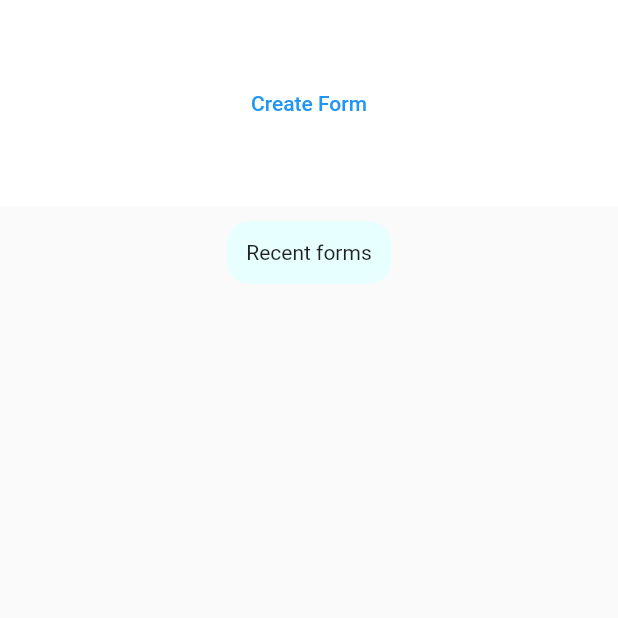
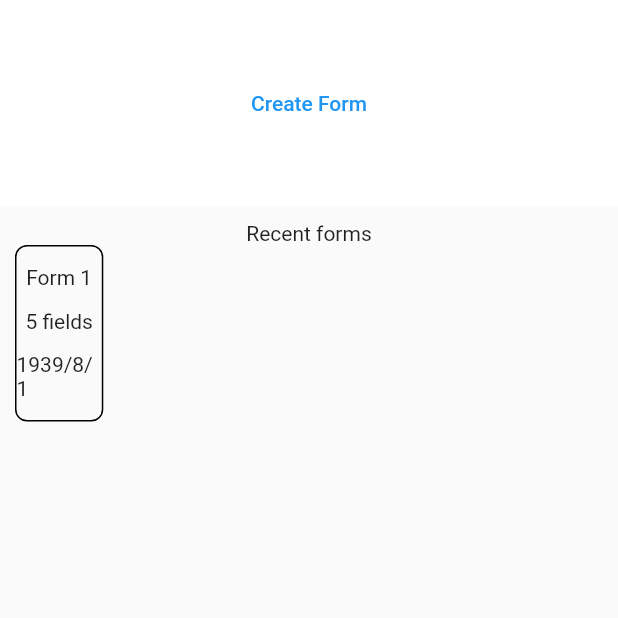
Before and after one commit to SamoProgrammer/OhMyForm, a Flutter app: the screen it shows after launch, on a phone screen of 412 x 824 dp, the top half of it. Run offline on Flutter 3.47's test engine with Material 2 defaults, Android fonts, the phone set to English and light mode, and no system bars.

Commit message:
recent form layout

```diff
--- a/lib/pages/recent_forms_page.dart
+++ b/lib/pages/recent_forms_page.dart
@@ -30,20 +30,30 @@ class _RecentFormsPageState extends State<RecentFormsPage> {
           ),
           Expanded(
             child: SingleChildScrollView(
-              child: Container(
-                margin: const EdgeInsets.all(10),
-                decoration: BoxDecoration(
-                  borderRadius: BorderRadius.circular(15),
-                  color: const Color.fromARGB(255, 232, 255, 255),
-                ),
-                child: Padding(
-                  padding: const EdgeInsets.all(10.0),
-                  child: Padding(
-                    padding: const EdgeInsets.all(3.0),
-                    child: Column(
-                      children: [const Text("Recent forms")],
-                    ),
-                  ),
+              child: Padding(
+                padding: const EdgeInsets.all(10.0),
+                child: Column(
+                  children: [
+                    const Text("Recent forms"),
+                    Row(children: [
+                      Container(
+                        width: MediaQuery.of(context).size.width / 7,
+                        height: MediaQuery.of(context).size.height / 7,
+                        decoration: BoxDecoration(
+                            border: Border.all(color: Colors.black),
+                            borderRadius: BorderRadius.circular(8)),
+                        child: Column(
+                          mainAxisAlignment: MainAxisAlignment.spaceEvenly,
+                          crossAxisAlignment: CrossAxisAlignment.center,
+                          children: const [
+                            Text('Form 1'),
+                            Text('5 fields'),
+                            Text('1939/8/1')
+                          ],
+                        ),
+                      )
+                    ])
+                  ],
                 ),
               ),
             ),
```
